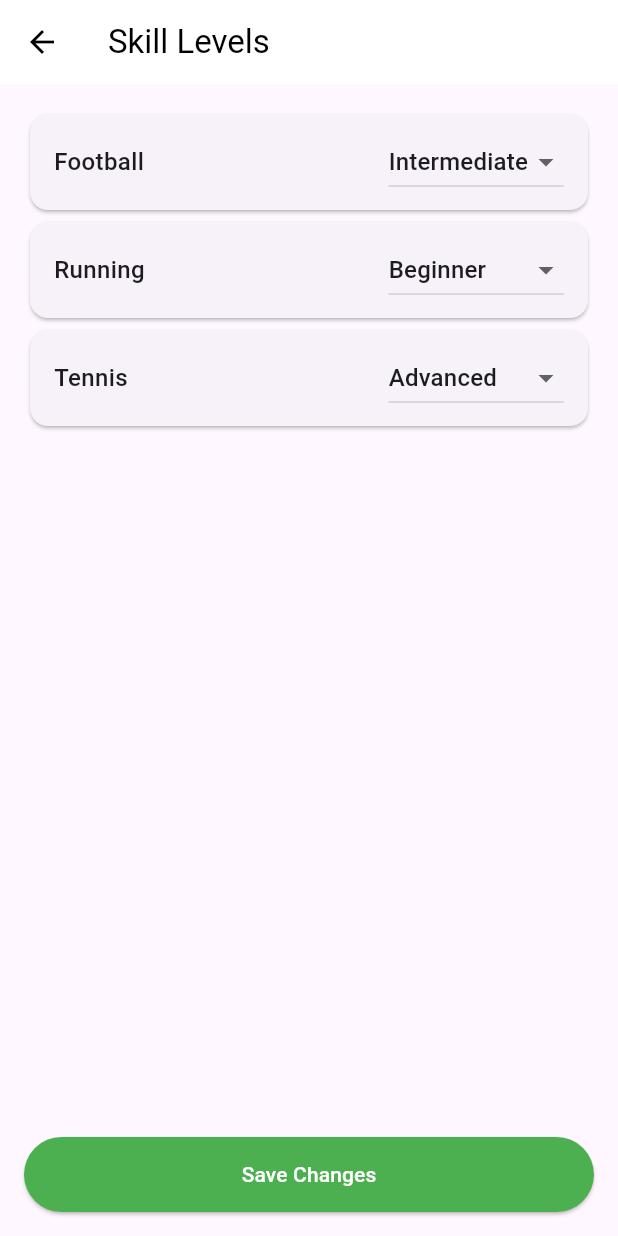
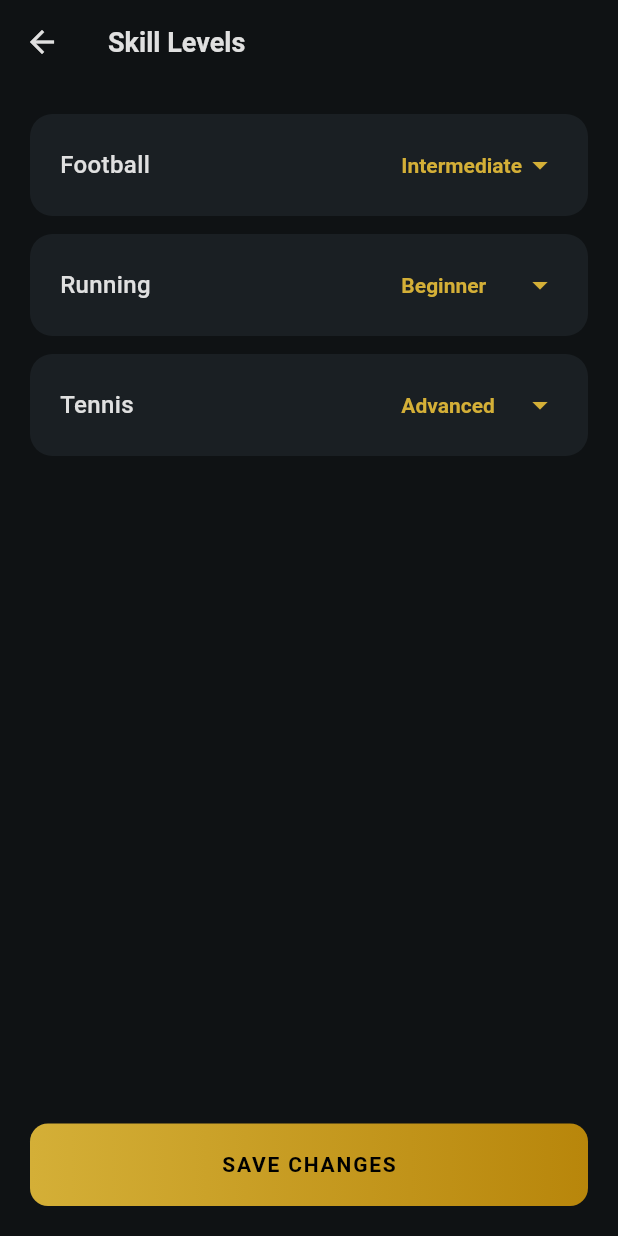
Before and after one commit to Renad5A/Good-Game, a Flutter app: the SkillLevelPage screen opened by its route, on a phone screen of 412 x 824 dp. Run offline on Flutter 3.47's test engine with Material 3 defaults, Android fonts, the light colour scheme and no system bars; our stand-ins replace geolocator, google_maps_flutter; missing offline and left inert: flutter_polyline_points.

Commit message:
skill_level_page.dart

```diff
--- a/gg_app/lib/pages/skill_level_page.dart
+++ b/gg_app/lib/pages/skill_level_page.dart
@@ -8,6 +8,11 @@ class SkillLevelPage extends StatefulWidget {
 }
 
 class _SkillLevelPageState extends State<SkillLevelPage> {
+  // الألوان المعتمدة (نفس اللي استخدمناها في البروفايل والتعديل)
+  static const Color bgDark = Color(0xFF0F1214);      // الخلفية
+  static const Color surfaceDark = Color(0xFF1A1F23); // البطاقات
+  static const Color accentGold = Color(0xFFD4AF37);  // الذهبي المطفأ
+  static const Color textMain = Color(0xFFE0E0E0);    // النص الأساسي
 
   final List<Map<String, String>> activities = [
     {'name': 'Football', 'level': 'Intermediate'},
@@ -18,24 +23,48 @@ class _SkillLevelPageState extends State<SkillLevelPage> {
   @override
   Widget build(BuildContext context) {
     return Scaffold(
-      appBar: AppBar(title: const Text('Skill Levels'), backgroundColor: Colors.white, foregroundColor: Colors.black),
+      backgroundColor: bgDark,
+      appBar: AppBar(
+        title: const Text('Skill Levels',
+          style: TextStyle(color: textMain, fontWeight: FontWeight.bold, fontSize: 18)
+        ),
+        backgroundColor: Colors.transparent,
+        elevation: 0,
+        leading: IconButton(
+          icon: const Icon(Icons.arrow_back, color: textMain),
+          onPressed: () => Navigator.pop(context),
+        ),
+      ),
       body: Padding(
-        padding: const EdgeInsets.all(16.0),
+        padding: const EdgeInsets.all(20.0),
         child: Column(
           children: [
             Expanded(
               child: ListView.builder(
                 itemCount: activities.length,
                 itemBuilder: (context, index) {
-                  return Card(
+                  return Container(
+                    margin: const EdgeInsets.only(bottom: 12),
+                    decoration: BoxDecoration(
+                      color: surfaceDark,
+                      borderRadius: BorderRadius.circular(15),
+                    ),
                     child: Padding(
-                      padding: const EdgeInsets.symmetric(horizontal: 16, vertical: 8),
+                      padding: const EdgeInsets.symmetric(horizontal: 20, vertical: 10),
                       child: Row(
                         mainAxisAlignment: MainAxisAlignment.spaceBetween,
                         children: [
-                          Text(activities[index]['name']!, style: const TextStyle(fontSize: 16, fontWeight: FontWeight.w500)),
-                          DropdownButton<String>(
+                          Text(
+                            activities[index]['name']!,
+                            style: const TextStyle(color: textMain, fontSize: 16, fontWeight: FontWeight.w500),
+                          ),
+                          // تعديل ستايل الـ Dropdown ليتناسب مع الخلفية الداكنة
+                          DropdownButtonHideUnderline(
+                            child: DropdownButton<String>(
+                              dropdownColor: surfaceDark,
+                              iconEnabledColor: accentGold,
                               value: activities[index]['level'],
+                              style: const TextStyle(color: accentGold, fontWeight: FontWeight.bold),
                               items: <String>['Beginner', 'Intermediate', 'Advanced']
                                   .map((String value) {
                                 return DropdownMenuItem<String>(
@@ -49,6 +78,7 @@ class _SkillLevelPageState extends State<SkillLevelPage> {
                                 });
                               },
                             ),
+                          ),
                         ],
                       ),
                     ),
@@ -56,17 +86,33 @@ class _SkillLevelPageState extends State<SkillLevelPage> {
                 },
               ),
             ),
-            ElevatedButton(
+
+            // زر الحفظ بتدرج ذهبي
+            Container(
+              width: double.infinity,
+              height: 55,
+              decoration: BoxDecoration(
+                borderRadius: BorderRadius.circular(12),
+                gradient: const LinearGradient(colors: [accentGold, Color(0xFFB8860B)]),
+              ),
+              child: ElevatedButton(
                 onPressed: () {
                   ScaffoldMessenger.of(context).showSnackBar(
-                  const SnackBar(content: Text('Changes saved successfully!'), backgroundColor: Colors.green),
+                    const SnackBar(
+                      content: Text('Changes saved successfully!', style: TextStyle(color: Colors.black)),
+                      backgroundColor: accentGold,
+                    ),
                   );
                 },
                 style: ElevatedButton.styleFrom(
-                backgroundColor: Colors.green,
-                minimumSize: const Size(double.infinity, 50),
+                  backgroundColor: Colors.transparent,
+                  shadowColor: Colors.transparent,
+                  shape: RoundedRectangleBorder(borderRadius: BorderRadius.circular(12)),
                 ),
-              child: const Text('Save Changes', style: TextStyle(color: Colors.white)),
+                child: const Text('SAVE CHANGES',
+                  style: TextStyle(color: Colors.black, fontWeight: FontWeight.bold, letterSpacing: 1.2)
+                ),
+              ),
             ),
           ],
         ),
```
Lines whose indentation alone changed are shown as unchanged.
